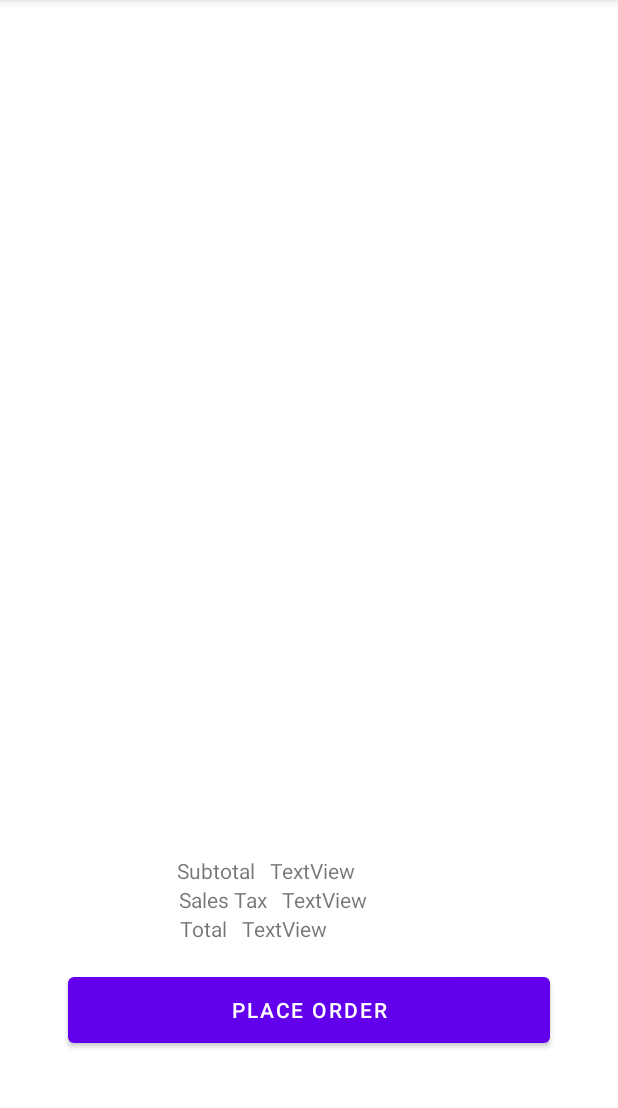
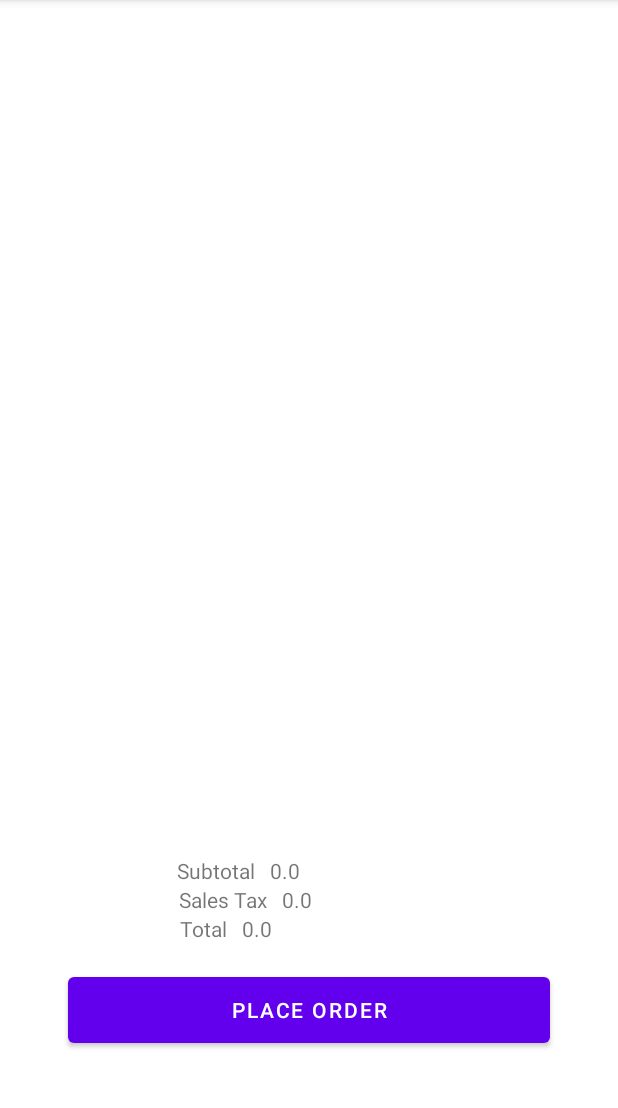
Before and after one commit to breazzzy/SoftwareMethodology_Project5, an Android app: the screen it shows after launch (BasketActivity), after a tap on "Shopping Cart", on a phone screen of 412 x 824 dp, the part 84-1192 px from its top. Run offline under Robolectric (Android 15) with nearby library versions, the phone set to English and light mode, and no system bars.

Commit message:
Coffee ordering done, basket view done.

```diff
--- a/app/src/main/java/com.group9.project5/activities/BasketActivity.java
+++ b/app/src/main/java/com.group9.project5/activities/BasketActivity.java
@@ -1,19 +1,66 @@
 package com.group9.project5.activities;
 
 import android.os.Bundle;
+import android.util.Log;
+import android.view.View;
+import android.widget.ArrayAdapter;
 import android.widget.Button;
 import android.widget.ListView;
+import android.widget.TextView;
 
 import androidx.appcompat.app.AppCompatActivity;
 
 import com.group9.project5.R;
+import com.group9.project5.model.MenuItem;
+import com.group9.project5.model.Order;
+
+import java.util.ArrayList;
+import java.util.List;
+import java.util.Objects;
+import java.util.stream.Collectors;
 
 public class BasketActivity extends AppCompatActivity {
     private ListView basketListView;
+    private TextView txtSubtotal, txtTax, txtTotal;
     private Button placeOrderBTN;
     @Override
     protected void onCreate(Bundle savedInstanceState){
         super.onCreate(savedInstanceState);
         setContentView(R.layout.basket_view);
+
+        basketListView = (ListView) findViewById(R.id.basketListView);
+        txtSubtotal = (TextView) findViewById(R.id.txtSubTotal);
+        txtTax = (TextView) findViewById(R.id.txtTax);
+        txtTotal = (TextView) findViewById(R.id.txtTotal);
+        placeOrderBTN = (Button) findViewById(R.id.placeOrderBTN);
+
+        Log.d("ListView", basketListView.toString());
+        ArrayList<String> strings = new ArrayList<>();
+        double subtotal = 0;
+        double total = 0;
+        double tax = 0;
+
+        for(MenuItem item : Order.getCurrentOrder().getMenuItems()){
+            strings.add(item.toString() + "\t\t\t$" + item.itemPrice());
+            subtotal += item.itemPrice();
+        }
+        subtotal = Math.round((subtotal) * 100.0)/100.0;
+        tax = Math.round((subtotal * MenuItem.TAX) * 100.0)/100.0;
+        total = Math.round((subtotal + tax) * 100.0)/100.0;
+        txtTax.append(tax +"");
+        txtTotal.append(total +"");
+        txtSubtotal.append(subtotal +"");
+
+        ArrayAdapter<String> arrayAdapter = new ArrayAdapter<String>(this,R.layout.item_view,R.id.itemTextView,strings);
+        Log.d("ArrayAdapter", arrayAdapter.toString());
+
+        basketListView.setAdapter(arrayAdapter);
+
+        placeOrderBTN.setOnClickListener(new View.OnClickListener() {
+            @Override
+            public void onClick(View v) {
+                Order.getCurrentOrder().FinalizeOrder();
+            }
+        });
     }
 }
--- a/app/src/main/java/com.group9.project5/activities/DonutActivity.java
+++ b/app/src/main/java/com.group9.project5/activities/DonutActivity.java
@@ -1,6 +1,7 @@
 package com.group9.project5.activities;
 
 import android.os.Bundle;
+import android.util.Log;
 
 import androidx.appcompat.app.AppCompatActivity;
 import androidx.recyclerview.widget.LinearLayoutManager;
@@ -23,6 +24,8 @@ public class DonutActivity extends AppCompatActivity {
     protected void onCreate(Bundle savedInstanceState){
         super.onCreate(savedInstanceState);
         setContentView(R.layout.donut_view);
+        Log.d("Opened","Donut");
+
         RecyclerView rcview = findViewById(R.id.donutView);
         setupDonuts();
         DonutAdapter adapter = new DonutAdapter(this, donuts);
--- a/app/src/main/java/com.group9.project5/activities/MainActivity.java
+++ b/app/src/main/java/com.group9.project5/activities/MainActivity.java
@@ -2,6 +2,7 @@ package com.group9.project5.activities;
 
 import android.content.Intent;
 import android.os.Bundle;
+import android.util.Log;
 import android.view.View;
 import android.widget.ImageButton;
 
@@ -21,7 +22,8 @@ public class MainActivity extends AppCompatActivity {
         super.onCreate(savedInstanceState);
         setContentView(R.layout.main_view);
 
-       donut = (ImageButton) findViewById(R.id.IBdonut);
+        donut = (ImageButton) findViewById(R.id.IBdonut);
+        Log.d("Donut", "Donut");
         donut.setOnClickListener(new View.OnClickListener() {
             @Override
             public void onClick(View v) {
@@ -29,7 +31,7 @@ public class MainActivity extends AppCompatActivity {
             }
         });
         coffee = (ImageButton) findViewById(R.id.IBcoffee);
-        donut.setOnClickListener(new View.OnClickListener() {
+        coffee.setOnClickListener(new View.OnClickListener() {
             @Override
             public void onClick(View v) {
                 openCoffeeMenu(v);
@@ -53,6 +55,7 @@ public class MainActivity extends AppCompatActivity {
 
 
      public void openDonutMenu(View view){
+         Log.d("openMenu","Donut");
         Intent intent = new Intent(this, DonutActivity.class);
         startActivity(intent);
     }
--- a/app/src/main/java/com.group9.project5/model/Order.java
+++ b/app/src/main/java/com.group9.project5/model/Order.java
@@ -1,4 +1,97 @@
 package com.group9.project5.model;
+import java.util.*;
 
+/**
+ * Order class that holds finalized orders.
+ * @author William Barrese, Andy Nguyen
+ */
 public class Order {
+    /**
+     * Variable for Order number
+     */
+    private int orderNumber = 1;
+    /**
+     * ArrayList menu items.
+     */
+    private ArrayList<MenuItem> menuItems = new ArrayList<MenuItem>();
+
+    private static Order CURRENT_ORDER = new Order();
+
+    public static ArrayList<Order> FINALIZED_ORDERS = new ArrayList<>();
+
+    /**
+     * Order constructor assigns an order number to an order.
+     */
+    private Order(){
+        this.orderNumber = orderNumber;
+        orderNumber += 1;
+    }
+
+    public static Order getCurrentOrder(){
+        return CURRENT_ORDER;
+    }
+
+    private void createNewOrder(){
+        CURRENT_ORDER = new Order();
+    }
+
+    public void FinalizeOrder(){
+        FINALIZED_ORDERS.add(CURRENT_ORDER);
+        createNewOrder();
+    }
+
+    /**
+     * Order constructor with order number and ordered items.
+     * @param orderNumber Order id number
+     * @param menuItems List of items
+     */
+    public Order(int orderNumber, ArrayList menuItems){
+        this.orderNumber = orderNumber;
+        this.menuItems = menuItems;
+    }
+
+    /**
+     * Adds one item to the order
+     * @param item Item to be added
+     */
+    public void add(MenuItem item){
+        this.menuItems.add(item);
+    }
+
+    /**
+     * Removes entire quantity of selectedItem
+     * @param selectedItem Name of item to be removed
+     */
+    public void remove(MenuItem selectedItem) {
+        this.menuItems.remove(selectedItem);
+    }
+
+    /**
+     * Getter method for order number.
+     * @return order number
+     */
+    public int getOrderNumber() {
+        return orderNumber;
+    }
+
+    /**
+     * Getter method to get total price of an order.
+     * @return Total price of order
+     */
+    public double getTotal(){
+        double sub = 0.0;
+        for (MenuItem item:
+                this.menuItems) {
+            sub += item.itemPrice();
+        }
+        return sub * (1.0 + MenuItem.TAX);
+    }
+
+    /**
+     * Getter method to get items ordered into an ArrayList.
+     * @return menu items
+     */
+    public ArrayList<MenuItem> getMenuItems() {
+        return menuItems;
+    }
 }
--- a/app/src/main/res/layout/basket_view.xml
+++ b/app/src/main/res/layout/basket_view.xml
@@ -22,6 +22,7 @@
             android:textSize="70px" />
 
         <ListView
+            android:id="@+id/basketListView"
             android:layout_width="match_parent"
             android:layout_height="362dp" />
 
@@ -40,12 +41,11 @@
                 android:text="Subtotal" />
 
             <TextView
-                android:id="@+id/textView12"
+                android:id="@+id/txtSubTotal"
                 android:layout_width="wrap_content"
-                android:layout_height="wrap_content"
+                android:layout_height="match_parent"
                 android:layout_marginLeft="10dp"
-                android:layout_weight="1"
-                android:text="TextView" />
+                android:layout_weight="1" />
         </LinearLayout>
 
         <LinearLayout
@@ -62,12 +62,11 @@
                 android:text="Sales Tax" />
 
             <TextView
-                android:id="@+id/textView13"
+                android:id="@+id/txtTax"
                 android:layout_width="wrap_content"
                 android:layout_height="wrap_content"
                 android:layout_marginLeft="10dp"
-                android:layout_weight="1"
-                android:text="TextView" />
+                android:layout_weight="1" />
         </LinearLayout>
 
         <LinearLayout
@@ -84,12 +83,11 @@
                 android:text="Total" />
 
             <TextView
-                android:id="@+id/textView14"
+                android:id="@+id/txtTotal"
                 android:layout_width="wrap_content"
                 android:layout_height="wrap_content"
                 android:layout_marginLeft="10dp"
-                android:layout_weight="1"
-                android:text="TextView" />
+                android:layout_weight="1" />
         </LinearLayout>
 
         <Button
--- a/app/src/main/res/layout/donut_view.xml
+++ b/app/src/main/res/layout/donut_view.xml
@@ -32,5 +32,11 @@
             android:layout_width="match_parent"
             android:layout_height="347dp" />
 
+        <Button
+            android:id="@+id/btn_add"
+            android:layout_width="match_parent"
+            android:layout_height="wrap_content"
+            android:text="Button" />
+
     </LinearLayout>
 </androidx.constraintlayout.widget.ConstraintLayout>
--- a/app/src/main/res/layout/orders_view.xml
+++ b/app/src/main/res/layout/orders_view.xml
@@ -20,8 +20,9 @@
             android:layout_marginBottom="50dp"/>
 
         <ListView
+            android:id="@+id/basketListView"
             android:layout_width="match_parent"
-            android:layout_height="502dp" />
+            android:layout_height="554dp" />
 
     </LinearLayout>
 </androidx.constraintlayout.widget.ConstraintLayout>
```
Also changed, not shown: app/src/main/java/com.group9.project5/activities/CoffeeActivity.java (+47 -4 lines), app/src/main/res/layout/coffee_view.xml (+6 -6 lines), app/src/main/res/layout/item_view.xml (added, +14 -0 lines).
